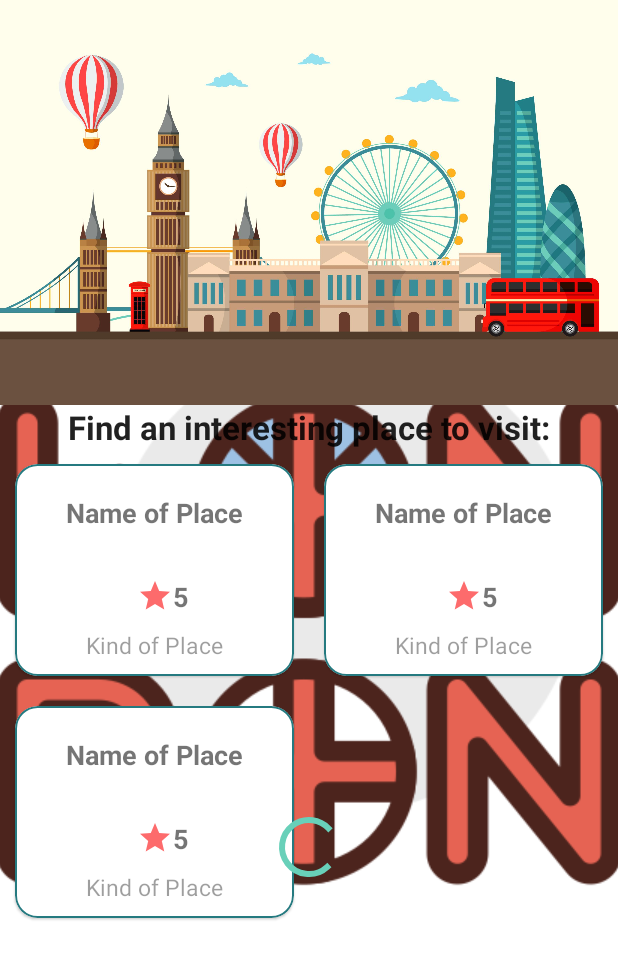
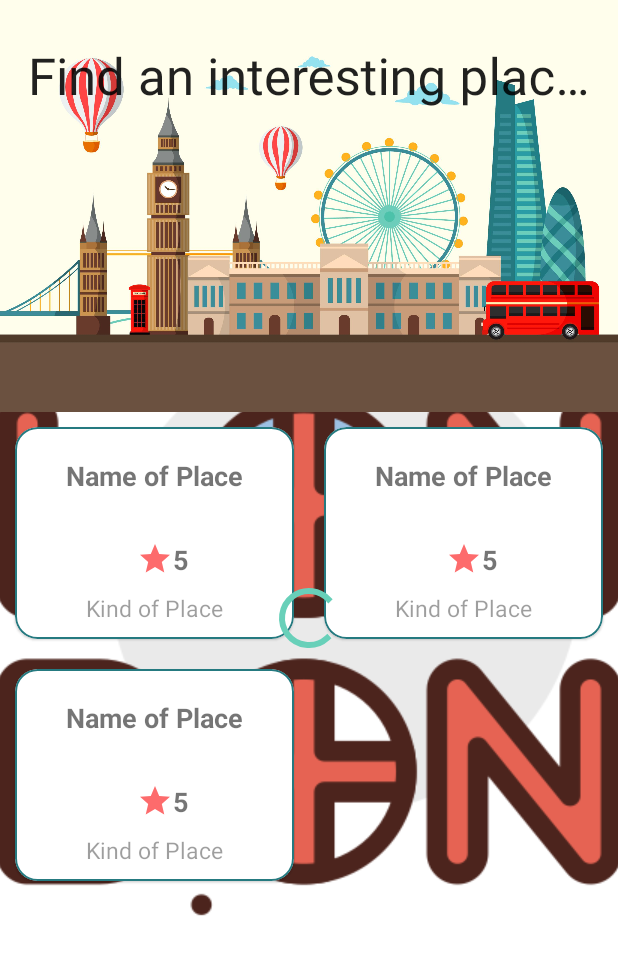
Before and after one commit to JuliaFalstaff/LondonSightseensApp, an Android app: the layout fragment_places.xml on its own in the app's theme, with its tools: preview values and no code run, on a phone screen of 412 x 824 dp. Shown: the top 959 px of the screen. Run offline under Robolectric (Android 15) with nearby library versions, the phone set to English and light mode, and no system bars.

Commit message:
add collapsing toolbar

```diff
--- a/app/build.gradle
+++ b/app/build.gradle
@@ -52,6 +52,7 @@ dependencies {
     implementation 'androidx.appcompat:appcompat:1.3.1'
     implementation 'com.google.android.material:material:1.4.0'
     implementation 'androidx.constraintlayout:constraintlayout:2.1.1'
+    implementation "androidx.coordinatorlayout:coordinatorlayout:1.2.0"
 
     //Moxy
     implementation "com.github.moxy-community:moxy:2.2.2"
@@ -95,4 +96,5 @@ dependencies {
     testImplementation 'junit:junit:4.+'
     androidTestImplementation 'androidx.test.ext:junit:1.1.3'
     androidTestImplementation 'androidx.test.espresso:espresso-core:3.4.0'
+
 }
--- a/app/src/main/res/layout/fragment_places.xml
+++ b/app/src/main/res/layout/fragment_places.xml
@@ -1,42 +1,56 @@
 <?xml version="1.0" encoding="utf-8"?>
-<androidx.constraintlayout.widget.ConstraintLayout xmlns:android="http://schemas.android.com/apk/res/android"
+<androidx.coordinatorlayout.widget.CoordinatorLayout xmlns:android="http://schemas.android.com/apk/res/android"
     xmlns:app="http://schemas.android.com/apk/res-auto"
     xmlns:tools="http://schemas.android.com/tools"
     android:layout_width="match_parent"
-    android:layout_height="match_parent">
+    android:layout_height="match_parent"
+    android:fitsSystemWindows="true">
+
+    <com.google.android.material.appbar.AppBarLayout
+        android:id="@+id/placeAppbar"
+        android:layout_width="match_parent"
+        android:layout_height="wrap_content"
+        android:fitsSystemWindows="true">
+
+        <com.google.android.material.appbar.CollapsingToolbarLayout
+            android:id="@+id/placeCollapsingToolbar"
+            android:layout_width="match_parent"
+            android:layout_height="match_parent"
+            app:contentScrim="?attr/colorPrimary"
+            app:expandedTitleGravity="top|center"
+            app:expandedTitleMarginEnd="@dimen/padding_10dp"
+            app:expandedTitleMarginStart="@dimen/padding_10dp"
+            app:title="@string/header_fragment_places"
+            app:layout_scrollFlags="scroll|exitUntilCollapsed" >
 
             <androidx.appcompat.widget.AppCompatImageView
                 android:id="@+id/imageViewPictureHeader"
                 android:layout_width="match_parent"
-        android:layout_height="@dimen/layout_height_picture_header"
+                android:layout_height="match_parent"
                 android:adjustViewBounds="true"
                 android:scaleType="centerCrop"
                 android:src="@drawable/london"
+                app:layout_collapseMode="parallax"
                 app:layout_constraintEnd_toEndOf="parent"
                 app:layout_constraintStart_toStartOf="parent"
                 app:layout_constraintTop_toTopOf="parent" />
 
-    <TextView
-        android:id="@+id/textViewHeader"
+            <androidx.appcompat.widget.Toolbar
+                android:id="@+id/toolbar"
                 android:layout_width="match_parent"
-        android:layout_height="wrap_content"
-        android:layout_marginBottom="@dimen/padding_10dp"
-        android:paddingStart="@dimen/padding_10dp"
-        android:paddingEnd="@dimen/padding_10dp"
-        android:text="@string/header_fragment_places"
-        android:textAlignment="center"
-        android:textColor="@color/textDarkPrimary"
-        android:textSize="@dimen/text_size_main_header"
-        android:textStyle="bold"
-        app:layout_constraintEnd_toEndOf="parent"
-        app:layout_constraintStart_toStartOf="parent"
-        app:layout_constraintTop_toBottomOf="@id/imageViewPictureHeader" />
+                android:layout_height="?actionBarSize"
+                app:layout_collapseMode="pin" />
+
+        </com.google.android.material.appbar.CollapsingToolbarLayout>
+
+    </com.google.android.material.appbar.AppBarLayout>
 
     <androidx.recyclerview.widget.RecyclerView
         android:id="@+id/recyclerViewPlace"
         android:layout_width="match_parent"
         android:layout_height="wrap_content"
         app:layoutManager="androidx.recyclerview.widget.GridLayoutManager"
+        app:layout_behavior="@string/appbar_scrolling_view_behavior"
         app:layout_constraintBottom_toBottomOf="parent"
         app:layout_constraintEnd_toEndOf="parent"
         app:layout_constraintStart_toStartOf="parent"
@@ -49,10 +63,6 @@
         android:id="@+id/progressBar"
         android:layout_width="wrap_content"
         android:layout_height="wrap_content"
-        android:layout_marginTop="35dp"
         android:visibility="visible"
-        app:layout_constraintBottom_toBottomOf="parent"
-        app:layout_constraintEnd_toEndOf="parent"
-        app:layout_constraintStart_toStartOf="parent"
-        app:layout_constraintTop_toBottomOf="@+id/imageViewPictureHeader" />
-</androidx.constraintlayout.widget.ConstraintLayout>
+        android:layout_gravity="center" />
+</androidx.coordinatorlayout.widget.CoordinatorLayout>
```
Lines whose indentation alone changed are shown as unchanged.
